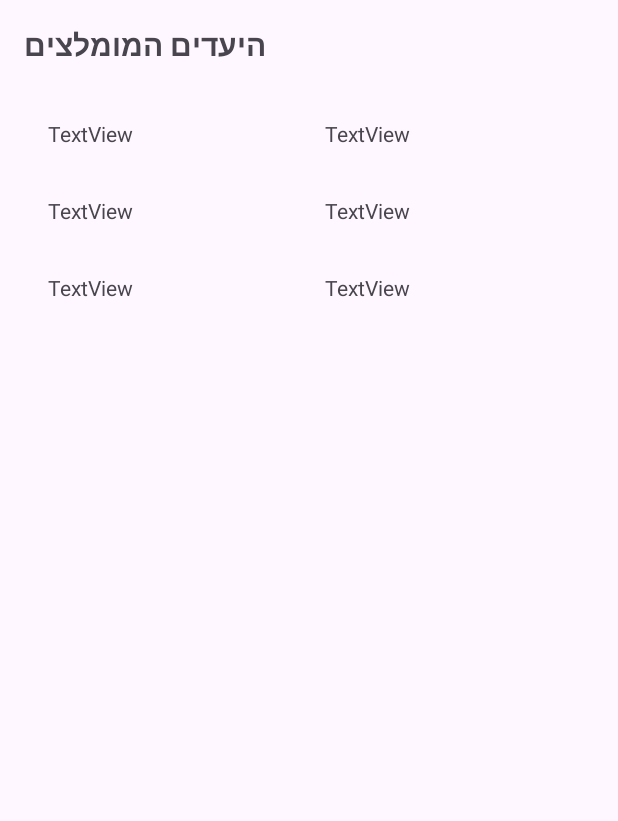
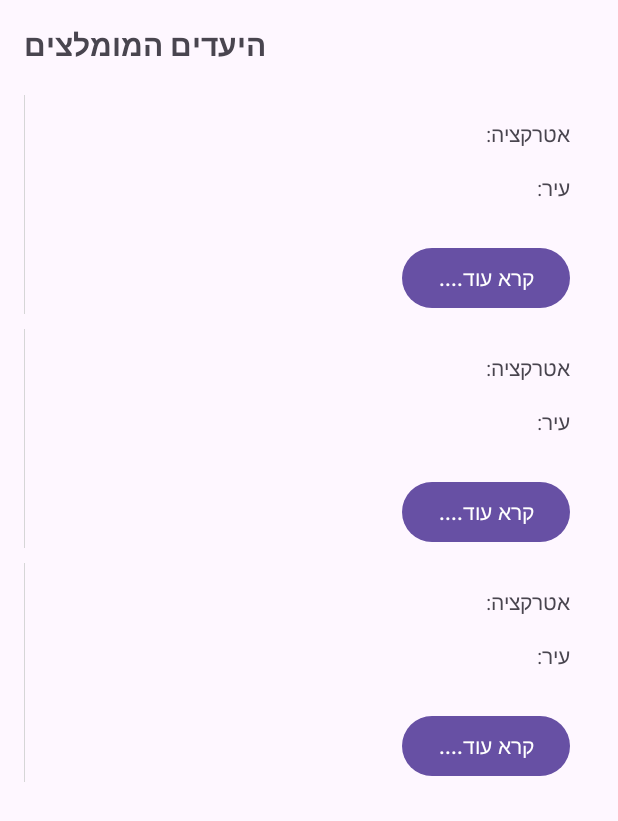
Before and after one commit to NoamSh1609/NoamProject1, an Android app: the layout activity_show_attractions.xml on its own in the app's theme, with its tools: preview values and no code run, on a phone screen of 412 x 824 dp. Shown: the top 821 px of the screen. Run offline under Robolectric (Android 15) with nearby library versions, the phone set to English and light mode, and no system bars.

Commit message:
XML Layout Update:
I added a RecyclerView to the activity_add_attraction.xml file where the attractions will be displayed.
I included the necessary constraints to ensure the RecyclerView fits correctly on the screen.
Java Code for AddAttraction.java:

I modified the code to include logic for fetching data from Firebase and displaying it in the RecyclerView.
The RecyclerView now has an adapter (AttractionAdapter) that populates the list of attractions.
I used Firebase's ValueEventListener to listen for changes in the database and update the list of attractions in the RecyclerView when new data is added.
Adapter and ViewHolder:

I created a new adapter (AttractionAdapter) for the RecyclerView to handle how each attraction is displayed.
The adapter inflates a custom layout (item_attraction.xml) for each item in the list, displaying the attraction's name and details.
Item Layout for Each Attraction:

I created the layout file item_attraction.xml that defines how each attraction should be displayed inside the RecyclerView (e.g., showing the attraction name and details).
With these updates, the attractions stored in Firebase will now be fetched and displayed dynamically in a RecyclerView on your AddAttraction screen.

```diff
--- a/app/src/main/java/com/noam/noamproject1/screens/ShowAttractionActivity.java
+++ b/app/src/main/java/com/noam/noamproject1/screens/ShowAttractionActivity.java
@@ -33,7 +33,7 @@ public class ShowAttractionActivity extends AppCompatActivity {
         // אתחול של ה-RecyclerView
         attractionList = new ArrayList<>();
         attractionAdapter = new AttractionAdapter(attractionList);
-        rvAttractions = findViewById(R.id.attractionsRecyclerView); // RecyclerView להצגת האטרקציות
+        rvAttractions = findViewById(R.id.rvAttractionDetails); // RecyclerView להצגת האטרקציות
         rvAttractions.setLayoutManager(new LinearLayoutManager(this)); // הגדרת LayoutManager
         rvAttractions.setAdapter(attractionAdapter);
 
--- a/app/src/main/res/layout/activity_show_attractions.xml
+++ b/app/src/main/res/layout/activity_show_attractions.xml
@@ -9,7 +9,6 @@
 
     <!-- כותרת של הדף -->
     <TextView
-        android:id="@+id/attractionsTitle"
         android:layout_width="wrap_content"
         android:layout_height="wrap_content"
         android:text="היעדים המומלצים"
@@ -19,10 +18,11 @@
 
     <!-- RecyclerView להצגת כל היעדים -->
     <androidx.recyclerview.widget.RecyclerView
-        android:id="@+id/attractionsRecyclerView"
+        android:id="@+id/rvAttractionDetails"
         android:layout_width="match_parent"
         android:layout_height="match_parent"
         tools:listitem="@layout/item_attraction" />
+
 
     <Button
         android:layout_width="wrap_content"
--- a/app/src/main/res/layout/item_attraction.xml
+++ b/app/src/main/res/layout/item_attraction.xml
@@ -2,30 +2,47 @@
 <androidx.constraintlayout.widget.ConstraintLayout xmlns:android="http://schemas.android.com/apk/res/android"
     xmlns:app="http://schemas.android.com/apk/res-auto"
     xmlns:tools="http://schemas.android.com/tools"
+    android:id="@+id/linearLayout"
     android:layout_width="match_parent"
-    android:layout_height="wrap_content">
+    android:layout_height="wrap_content"
+    android:layout_marginBottom="10dp"
+    android:background="?android:attr/selectableItemBackground">
+
+    <ImageView
+        android:id="@+id/pic"
+        android:layout_width="wrap_content"
+        android:layout_height="0dp"
+        app:layout_constraintBottom_toBottomOf="parent"
+        app:layout_constraintStart_toStartOf="parent"
+        app:layout_constraintTop_toTopOf="parent"
+        tools:srcCompat="@tools:sample/avatars" />
 
     <TextView
-        android:id="@+id/textView3"
-        android:layout_width="wrap_content"
-        android:layout_height="wrap_content"
-        android:layout_marginStart="16dp"
+        android:id="@+id/tvAttractionName"
+        android:layout_width="62dp"
+        android:layout_height="28dp"
         android:layout_marginTop="16dp"
-        android:layout_marginBottom="16dp"
-        android:text="TextView"
-        app:layout_constraintBottom_toBottomOf="parent"
-        app:layout_constraintStart_toStartOf="parent"
+        android:layout_marginEnd="16dp"
+        android:text="אטרקציה:"
+        app:layout_constraintEnd_toEndOf="parent"
         app:layout_constraintTop_toTopOf="parent" />
 
     <TextView
-        android:id="@+id/textView4"
+        android:id="@+id/tvAttractionCity"
+        android:layout_width="64dp"
+        android:layout_height="30dp"
+        android:layout_marginTop="8dp"
+        android:text="עיר:"
+        app:layout_constraintEnd_toEndOf="@+id/tvAttractionName"
+        app:layout_constraintTop_toBottomOf="@+id/tvAttractionName" />
+
+    <Button
+        android:id="@+id/tvAttractionDetails"
         android:layout_width="wrap_content"
         android:layout_height="wrap_content"
-        android:layout_marginStart="128dp"
         android:layout_marginTop="16dp"
-        android:layout_marginBottom="16dp"
-        android:text="TextView"
-        app:layout_constraintBottom_toBottomOf="parent"
-        app:layout_constraintStart_toEndOf="@+id/textView3"
-        app:layout_constraintTop_toTopOf="parent" />
+        android:text="קרא עוד...."
+        app:layout_constraintEnd_toEndOf="@+id/tvAttractionCity"
+        app:layout_constraintTop_toBottomOf="@+id/tvAttractionCity" />
+
 </androidx.constraintlayout.widget.ConstraintLayout>
```
Also changed, not shown: app/src/main/AndroidManifest.xml (+7 -1 lines), app/src/main/java/com/noam/noamproject1/adapters/AttractionAdapter.java (+33 -3 lines), app/src/main/java/com/noam/noamproject1/adapters/UserAdapter.java (added, +56 -0 lines), app/src/main/java/com/noam/noamproject1/screens/DeleteUser.java (added, +72 -0 lines), app/src/main/java/com/noam/noamproject1/screens/MainActivity.java (+15 -3 lines), app/src/main/java/com/noam/noamproject1/screens/ShowUser.java (added, +66 -0 lines), app/src/main/res/layout/activity_delete_user.xml (added, +17 -0 lines), app/src/main/res/layout/activity_main.xml (+18 -1 lines), app/src/main/res/layout/activity_show_user.xml (added, +22 -0 lines), app/src/main/res/layout/attraction_item.xml (deleted, +0 -54 lines), app/src/main/res/layout/item_user.xml (added, +41 -0 lines).
